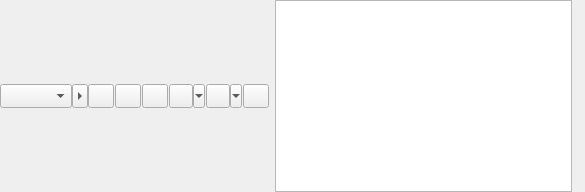
First picture: the form in src/qtui/inputwidget.ui, repository quassel/quassel, before the edit.
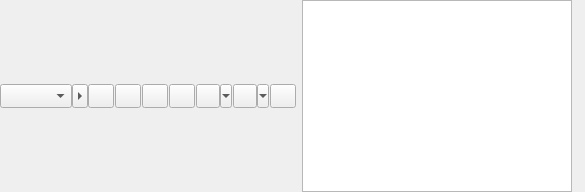
Second picture: the form after the edit. Icons and pictures are not drawn. Custom widgets are drawn as their Qt base class.

Commit message:
Add button and bindings for striking through text
This includes icons and a small regex fix from @digitalcircuit

What changed in the file:
```diff
--- a/src/qtui/inputwidget.ui
+++ b/src/qtui/inputwidget.ui
@@ -274,6 +274,49 @@
            </property>
           </widget>
          </item>
+         <item>
+          <widget class="QToolButton" name="strikethroughButton">
+           <property name="enabled">
+            <bool>true</bool>
+           </property>
+           <property name="sizePolicy">
+            <sizepolicy hsizetype="Fixed" vsizetype="Maximum">
+             <horstretch>0</horstretch>
+             <verstretch>0</verstretch>
+            </sizepolicy>
+           </property>
+           <property name="minimumSize">
+            <size>
+             <width>26</width>
+             <height>24</height>
+            </size>
+           </property>
+           <property name="maximumSize">
+            <size>
+             <width>16777215</width>
+             <height>16777215</height>
+            </size>
+           </property>
+           <property name="toolTip">
+            <string>Strikethrough</string>
+           </property>
+           <property name="text">
+            <string/>
+           </property>
+           <property name="iconSize">
+            <size>
+             <width>16</width>
+             <height>16</height>
+            </size>
+           </property>
+           <property name="checkable">
+            <bool>true</bool>
+           </property>
+           <property name="checked">
+            <bool>false</bool>
+           </property>
+          </widget>
+         </item>
          <item>
           <widget class="QToolButton" name="textcolorButton">
            <property name="sizePolicy">
```
The commit also changes 16 other files.
